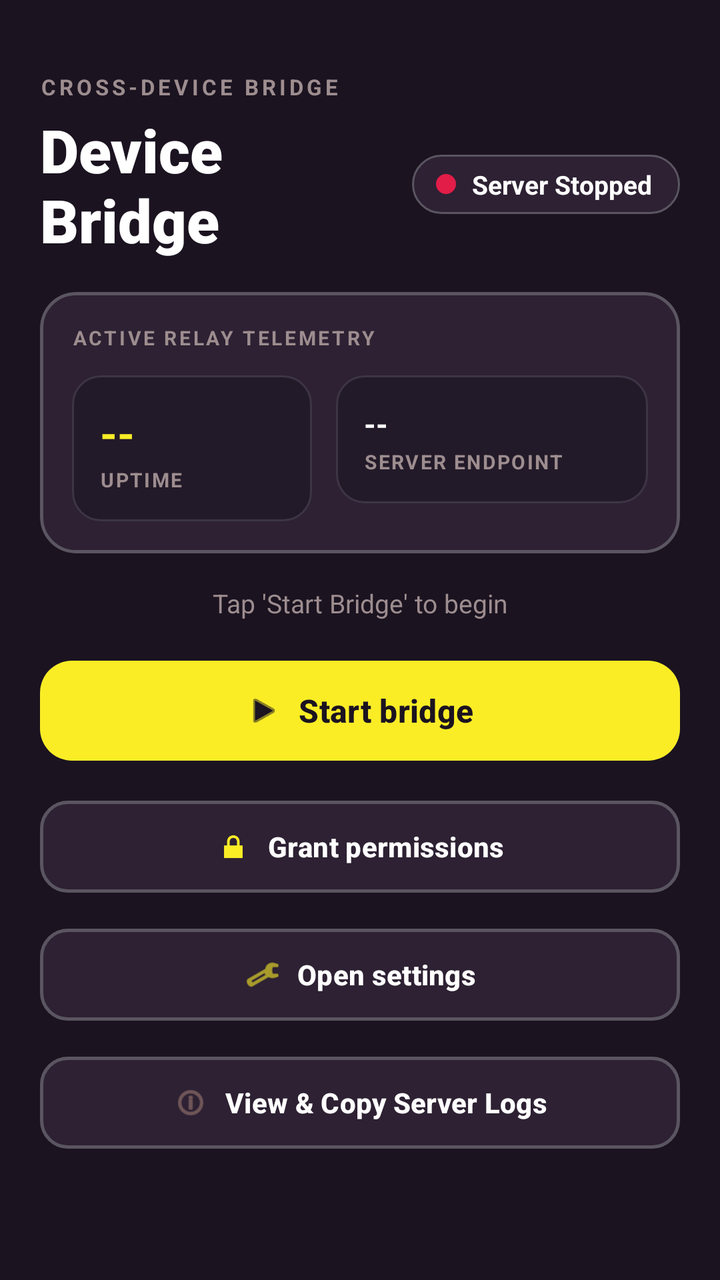
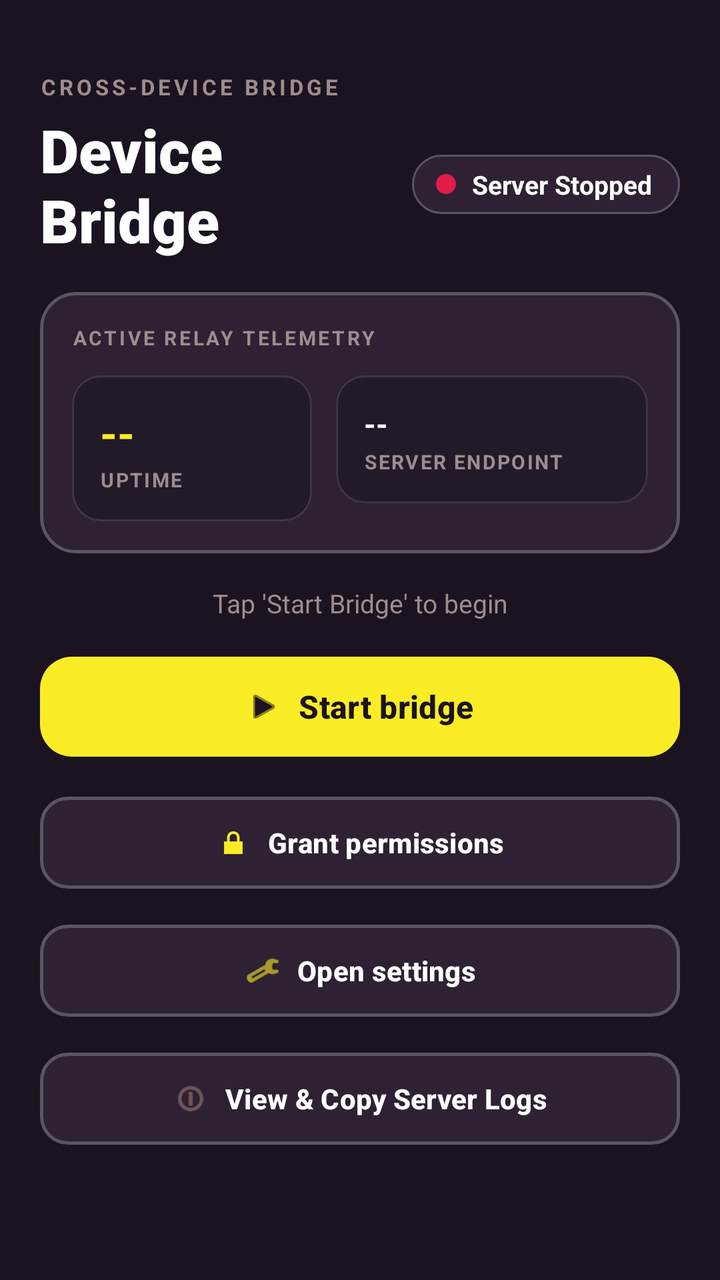

Compare the two renders of this Android layout. The source of the first and the diff that turns it into the second are given below.
<!-- AndroidManifest.xml: application theme Theme.DeviceBridge -->
<!-- res/layout/activity_main.xml -->
<?xml version="1.0" encoding="utf-8"?>
<ScrollView xmlns:android="http://schemas.android.com/apk/res/android"
    xmlns:app="http://schemas.android.com/apk/res-auto"
    android:layout_width="match_parent"
    android:layout_height="match_parent"
    android:background="@color/bridge_bg"
    android:fillViewport="true">

    <LinearLayout
        android:layout_width="match_parent"
        android:layout_height="wrap_content"
        android:orientation="vertical"
        android:padding="20dp">

        
        <TextView
            android:layout_width="wrap_content"
            android:layout_height="wrap_content"
            android:layout_marginTop="16dp"
            android:text="CROSS-DEVICE BRIDGE"
            android:textColor="@color/bridge_text_secondary"
            android:textSize="11sp"
            android:textStyle="bold"
            android:letterSpacing="0.15" />

        <LinearLayout
            android:layout_width="match_parent"
            android:layout_height="wrap_content"
            android:orientation="horizontal"
            android:gravity="center_vertical"
            android:layout_marginTop="4dp"
            android:layout_marginBottom="16dp">

            <TextView
                android:layout_width="0dp"
                android:layout_height="wrap_content"
                android:layout_weight="1"
                android:text="@string/app_name"
                android:textColor="@color/bridge_text"
                android:textSize="30sp"
                android:textStyle="bold"
                android:fontFamily="sans-serif-black" />

            
            <LinearLayout
                android:layout_width="wrap_content"
                android:layout_height="wrap_content"
                android:orientation="horizontal"
                android:gravity="center_vertical"
                android:background="@drawable/badge_status_container"
                android:paddingStart="12dp"
                android:paddingEnd="14dp"
                android:paddingTop="6dp"
                android:paddingBottom="6dp">

                <View
                    android:id="@+id/statusDot"
                    android:layout_width="10dp"
                    android:layout_height="10dp"
                    android:background="@drawable/status_dot_red" />

                <TextView
                    android:id="@+id/statusLabel"
                    android:layout_width="wrap_content"
                    android:layout_height="wrap_content"
                    android:layout_marginStart="8dp"
                    android:text="Server Stopped"
                    android:textColor="@color/bridge_text"
                    android:textSize="13sp"
                    android:textStyle="bold" />
            </LinearLayout>
        </LinearLayout>

        
        <com.google.android.material.card.MaterialCardView
            android:layout_width="match_parent"
            android:layout_height="wrap_content"
            android:layout_marginBottom="16dp"
            app:cardCornerRadius="18dp"
            app:cardBackgroundColor="@color/bridge_surface"
            app:strokeColor="@color/bridge_card_border"
            app:strokeWidth="1.5dp"
            app:cardElevation="0dp">

            <LinearLayout
                android:layout_width="match_parent"
                android:layout_height="wrap_content"
                android:orientation="vertical"
                android:padding="16dp">

                <TextView
                    android:layout_width="wrap_content"
                    android:layout_height="wrap_content"
                    android:layout_marginBottom="12dp"
                    android:text="ACTIVE RELAY TELEMETRY"
                    android:textColor="@color/bridge_text_secondary"
                    android:textSize="10sp"
                    android:textStyle="bold"
                    android:letterSpacing="0.12" />

                <LinearLayout
                    android:layout_width="match_parent"
                    android:layout_height="wrap_content"
                    android:orientation="horizontal"
                    android:baselineAligned="false">

                    
                    <LinearLayout
                        android:layout_width="0dp"
                        android:layout_height="wrap_content"
                        android:layout_weight="1"
                        android:layout_marginEnd="6dp"
                        android:orientation="vertical"
                        android:background="@drawable/card_stat_box"
                        android:padding="14dp">

                        <TextView
                            android:id="@+id/statUptime"
                            android:layout_width="wrap_content"
                            android:layout_height="wrap_content"
                            android:text="--"
                            android:textColor="@color/bridge_accent"
                            android:textSize="22sp"
                            android:textStyle="bold" />

                        <TextView
                            android:layout_width="wrap_content"
                            android:layout_height="wrap_content"
                            android:layout_marginTop="2dp"
                            android:text="UPTIME"
                            android:textColor="@color/bridge_text_secondary"
                            android:textSize="10sp"
                            android:textStyle="bold"
                            android:letterSpacing="0.08" />
                    </LinearLayout>

                    
                    <LinearLayout
                        android:layout_width="0dp"
                        android:layout_height="wrap_content"
                        android:layout_weight="1.3"
                        android:layout_marginStart="6dp"
                        android:orientation="vertical"
                        android:background="@drawable/card_stat_box"
                        android:padding="14dp">

                        <TextView
                            android:id="@+id/statIP"
                            android:layout_width="wrap_content"
                            android:layout_height="wrap_content"
                            android:text="--"
                            android:textColor="@color/bridge_text"
                            android:textSize="15sp"
                            android:textStyle="bold"
                            android:maxLines="2"
                            android:ellipsize="end" />

                        <TextView
                            android:layout_width="wrap_content"
                            android:layout_height="wrap_content"
                            android:layout_marginTop="2dp"
                            android:text="SERVER ENDPOINT"
                            android:textColor="@color/bridge_text_secondary"
                            android:textSize="10sp"
                            android:textStyle="bold"
                            android:letterSpacing="0.08" />
                    </LinearLayout>
                </LinearLayout>

            </LinearLayout>
        </com.google.android.material.card.MaterialCardView>

        
        <com.google.android.material.card.MaterialCardView
            android:id="@+id/qrCard"
            android:layout_width="match_parent"
            android:layout_height="wrap_content"
            android:layout_marginBottom="16dp"
            android:visibility="gone"
            app:cardCornerRadius="18dp"
            app:cardBackgroundColor="@color/bridge_surface_elevated"
            app:strokeColor="@color/bridge_card_border"
            app:strokeWidth="1.5dp"
            app:cardElevation="0dp">

            <LinearLayout
                android:layout_width="match_parent"
                android:layout_height="wrap_content"
                android:orientation="vertical"
                android:gravity="center"
                android:padding="20dp">

                <TextView
                    android:layout_width="wrap_content"
                    android:layout_height="wrap_content"
                    android:text="PAIR WITH IPHONE"
                    android:textColor="@color/bridge_accent"
                    android:textSize="13sp"
                    android:textStyle="bold"
                    android:letterSpacing="0.1"
                    android:layout_marginBottom="4dp" />

                <TextView
                    android:layout_width="wrap_content"
                    android:layout_height="wrap_content"
                    android:text="Open iOS camera or SMSBridge app to scan"
                    android:textColor="@color/bridge_text_secondary"
                    android:textSize="12sp"
                    android:layout_marginBottom="16dp" />

                
                <FrameLayout
                    android:layout_width="wrap_content"
                    android:layout_height="wrap_content"
                    android:background="@drawable/qr_frame_bg"
                    android:padding="12dp">

                    <ImageView
                        android:id="@+id/qrImage"
                        android:layout_width="190dp"
                        android:layout_height="190dp"
                        android:scaleType="fitCenter" />
                </FrameLayout>
            </LinearLayout>
        </com.google.android.material.card.MaterialCardView>

        
        <TextView
            android:id="@+id/status"
            android:layout_width="match_parent"
            android:layout_height="wrap_content"
            android:layout_marginBottom="16dp"
            android:text="Tap 'Start Bridge' to begin"
            android:textColor="@color/bridge_text_secondary"
            android:textSize="13sp"
            android:gravity="center" />

        
        <com.google.android.material.button.MaterialButton
            android:id="@+id/startBridge"
            android:layout_width="match_parent"
            android:layout_height="58dp"
            android:layout_marginBottom="12dp"
            android:text="@string/start_bridge"
            android:textSize="16sp"
            android:textStyle="bold"
            app:cornerRadius="16dp"
            app:backgroundTint="@color/bridge_accent"
            android:textColor="@color/bridge_on_accent"
            app:icon="@android:drawable/ic_media_play"
            app:iconGravity="textStart"
            app:iconTint="@color/bridge_on_accent" />

        
        <com.google.android.material.button.MaterialButton
            android:id="@+id/grantPermissions"
            android:layout_width="match_parent"
            android:layout_height="54dp"
            android:layout_marginBottom="10dp"
            android:text="@string/grant_permissions"
            android:textSize="14sp"
            android:textStyle="bold"
            app:cornerRadius="14dp"
            app:backgroundTint="@color/bridge_surface"
            app:strokeColor="@color/bridge_card_border"
            app:strokeWidth="1.5dp"
            android:textColor="@color/bridge_text"
            app:icon="@android:drawable/ic_lock_lock"
            app:iconGravity="textStart"
            app:iconTint="@color/bridge_accent" />

        
        <com.google.android.material.button.MaterialButton
            android:id="@+id/openSettings"
            android:layout_width="match_parent"
            android:layout_height="54dp"
            android:layout_marginBottom="10dp"
            android:text="@string/open_settings"
            android:textSize="14sp"
            android:textStyle="bold"
            app:cornerRadius="14dp"
            app:backgroundTint="@color/bridge_surface"
            app:strokeColor="@color/bridge_card_border"
            app:strokeWidth="1.5dp"
            android:textColor="@color/bridge_text"
            app:icon="@android:drawable/ic_menu_preferences"
            app:iconGravity="textStart"
            app:iconTint="@color/bridge_accent" />

        
        <com.google.android.material.button.MaterialButton
            android:id="@+id/mainViewLogs"
            android:layout_width="match_parent"
            android:layout_height="54dp"
            android:layout_marginBottom="24dp"
            android:text="View &amp; Copy Server Logs"
            android:textSize="14sp"
            android:textStyle="bold"
            app:cornerRadius="14dp"
            app:backgroundTint="@color/bridge_surface"
            app:strokeColor="@color/bridge_card_border"
            app:strokeWidth="1.5dp"
            android:textColor="@color/bridge_text"
            app:icon="@android:drawable/ic_menu_info_details"
            app:iconGravity="textStart"
            app:iconTint="@color/bridge_warm" />

    </LinearLayout>
</ScrollView>
<!-- resources referenced by this layout -->
<resources>
  <color name="bridge_accent">#FAED26</color>
  <color name="bridge_bg">#1B1320</color>
  <color name="bridge_card_border">#5A5560</color>
  <color name="bridge_on_accent">#1B1320</color>
  <color name="bridge_surface">#2D2133</color>
  <color name="bridge_surface_elevated">#46344E</color>
  <color name="bridge_text">#FFFFFF</color>
  <color name="bridge_text_secondary">#9D8D8F</color>
  <color name="bridge_warm">#9B786F</color>
  <!-- drawable badge_status_container (drawable) -->
  <?xml version="1.0" encoding="utf-8"?>
  <shape xmlns:android="http://schemas.android.com/apk/res/android" android:shape="rectangle">
      <solid android:color="@color/bridge_surface" />
      <stroke android:width="1dp" android:color="@color/bridge_card_border" />
      <corners android:radius="20dp" />
  </shape>
  <!-- drawable card_stat_box (drawable) -->
  <?xml version="1.0" encoding="utf-8"?>
  <shape xmlns:android="http://schemas.android.com/apk/res/android" android:shape="rectangle">
      <solid android:color="#231A29" />
      <stroke android:width="1dp" android:color="@color/bridge_divider" />
      <corners android:radius="14dp" />
  </shape>
  <!-- drawable qr_frame_bg (drawable) -->
  <?xml version="1.0" encoding="utf-8"?>
  <shape xmlns:android="http://schemas.android.com/apk/res/android" android:shape="rectangle">
      <solid android:color="#FFFFFF" />
      <stroke android:width="4dp" android:color="@color/bridge_accent" />
      <corners android:radius="16dp" />
  </shape>
  <!-- drawable status_dot_red (drawable) -->
  <?xml version="1.0" encoding="utf-8"?>
  <shape xmlns:android="http://schemas.android.com/apk/res/android" android:shape="oval">
      <solid android:color="@color/status_red" />
      <size android:width="12dp" android:height="12dp" />
  </shape>
  <string name="app_name">Device Bridge</string>
  <string name="grant_permissions">Grant permissions</string>
  <string name="open_settings">Open settings</string>
  <string name="start_bridge">Start bridge</string>
  <style name="Theme.DeviceBridge" parent="Theme.Material3.Dark.NoActionBar">
          <item name="colorPrimary">@color/bridge_accent</item>
          <item name="colorOnPrimary">@color/bridge_on_accent</item>
          <item name="colorSecondary">@color/bridge_warm</item>
          <item name="colorSurface">@color/bridge_surface</item>
          <item name="colorOnSurface">@color/bridge_text</item>
          <item name="colorSurfaceVariant">@color/bridge_surface_elevated</item>
          <item name="colorOutline">@color/bridge_card_border</item>
          <item name="android:statusBarColor">@color/bridge_bg</item>
          <item name="android:navigationBarColor">@color/bridge_bg</item>
          <item name="android:windowBackground">@color/bridge_bg</item>
      </style>
  <color name="bridge_divider">#3D3545</color>
  <color name="status_red">#E11D48</color>
</resources>

<!-- the commit's change to res/layout/activity_main.xml (unified diff, before → after) -->
@@ -1,16 +1,24 @@
 <?xml version="1.0" encoding="utf-8"?>
-<ScrollView xmlns:android="http://schemas.android.com/apk/res/android"
+<androidx.core.widget.NestedScrollView xmlns:android="http://schemas.android.com/apk/res/android"
     xmlns:app="http://schemas.android.com/apk/res-auto"
+    android:id="@+id/mainScrollView"
     android:layout_width="match_parent"
     android:layout_height="match_parent"
     android:background="@color/bridge_bg"
-    android:fillViewport="true">
+    android:fillViewport="true"
+    android:overScrollMode="never"
+    android:descendantFocusability="beforeDescendants"
+    android:focusable="true"
+    android:focusableInTouchMode="true">
 
     <LinearLayout
         android:layout_width="match_parent"
         android:layout_height="wrap_content"
         android:orientation="vertical"
-        android:padding="20dp">
+        android:padding="20dp"
+        android:descendantFocusability="beforeDescendants"
+        android:focusable="true"
+        android:focusableInTouchMode="true">
 
         
         <TextView
@@ -171,11 +179,105 @@
         </com.google.android.material.card.MaterialCardView>
 
         
+        <TextView
+            android:id="@+id/status"
+            android:layout_width="match_parent"
+            android:layout_height="wrap_content"
+            android:layout_marginBottom="14dp"
+            android:text="Tap 'Start Bridge' to begin"
+            android:textColor="@color/bridge_text_secondary"
+            android:textSize="13sp"
+            android:gravity="center" />
+
+        
+        <com.google.android.material.button.MaterialButton
+            android:id="@+id/startBridge"
+            android:layout_width="match_parent"
+            android:layout_height="58dp"
+            android:layout_marginBottom="12dp"
+            android:text="@string/start_bridge"
+            android:textSize="16sp"
+            android:textStyle="bold"
+            app:cornerRadius="16dp"
+            app:backgroundTint="@color/bridge_accent"
+            android:textColor="@color/bridge_on_accent"
+            app:icon="@android:drawable/ic_media_play"
+            app:iconGravity="textStart"
+            app:iconTint="@color/bridge_on_accent"
+            app:elevation="0dp"
+            app:pressedTranslationZ="0dp"
+            android:stateListAnimator="@null" />
+
+        
+        <com.google.android.material.button.MaterialButton
+            android:id="@+id/grantPermissions"
+            android:layout_width="match_parent"
+            android:layout_height="54dp"
+            android:layout_marginBottom="10dp"
+            android:text="@string/grant_permissions"
+            android:textSize="14sp"
+            android:textStyle="bold"
+            app:cornerRadius="14dp"
+            app:backgroundTint="@color/bridge_surface"
+            app:strokeColor="@color/bridge_card_border"
+            app:strokeWidth="1.5dp"
+            android:textColor="@color/bridge_text"
+            app:icon="@android:drawable/ic_lock_lock"
+            app:iconGravity="textStart"
+            app:iconTint="@color/bridge_accent"
+            app:elevation="0dp"
+            app:pressedTranslationZ="0dp"
+            android:stateListAnimator="@null" />
+
+        
+        <com.google.android.material.button.MaterialButton
+            android:id="@+id/openSettings"
+            android:layout_width="match_parent"
+            android:layout_height="54dp"
+            android:layout_marginBottom="10dp"
+            android:text="@string/open_settings"
+            android:textSize="14sp"
+            android:textStyle="bold"
+            app:cornerRadius="14dp"
+            app:backgroundTint="@color/bridge_surface"
+            app:strokeColor="@color/bridge_card_border"
+            app:strokeWidth="1.5dp"
+            android:textColor="@color/bridge_text"
+            app:icon="@android:drawable/ic_menu_preferences"
+            app:iconGravity="textStart"
+            app:iconTint="@color/bridge_accent"
+            app:elevation="0dp"
+            app:pressedTranslationZ="0dp"
+            android:stateListAnimator="@null" />
+
+        
+        <com.google.android.material.button.MaterialButton
+            android:id="@+id/mainViewLogs"
+            android:layout_width="match_parent"
+            android:layout_height="54dp"
+            android:layout_marginBottom="16dp"
+            android:text="View &amp; Copy Server Logs"
+            android:textSize="14sp"
+            android:textStyle="bold"
+            app:cornerRadius="14dp"
+            app:backgroundTint="@color/bridge_surface"
+            app:strokeColor="@color/bridge_card_border"
+            app:strokeWidth="1.5dp"
+            android:textColor="@color/bridge_text"
+            app:icon="@android:drawable/ic_menu_info_details"
+            app:iconGravity="textStart"
+            app:iconTint="@color/bridge_warm"
+            app:elevation="0dp"
+            app:pressedTranslationZ="0dp"
+            android:stateListAnimator="@null" />
+
+        
         <com.google.android.material.card.MaterialCardView
             android:id="@+id/qrCard"
             android:layout_width="match_parent"
             android:layout_height="wrap_content"
-            android:layout_marginBottom="16dp"
+            android:layout_marginTop="8dp"
+            android:layout_marginBottom="24dp"
             android:visibility="gone"
             app:cardCornerRadius="18dp"
             app:cardBackgroundColor="@color/bridge_surface_elevated"
@@ -224,86 +326,5 @@
             </LinearLayout>
         </com.google.android.material.card.MaterialCardView>
 
-        
-        <TextView
-            android:id="@+id/status"
-            android:layout_width="match_parent"
-            android:layout_height="wrap_content"
-            android:layout_marginBottom="16dp"
-            android:text="Tap 'Start Bridge' to begin"
-            android:textColor="@color/bridge_text_secondary"
-            android:textSize="13sp"
-            android:gravity="center" />
-
-        
-        <com.google.android.material.button.MaterialButton
-            android:id="@+id/startBridge"
-            android:layout_width="match_parent"
-            android:layout_height="58dp"
-            android:layout_marginBottom="12dp"
-            android:text="@string/start_bridge"
-            android:textSize="16sp"
-            android:textStyle="bold"
-            app:cornerRadius="16dp"
-            app:backgroundTint="@color/bridge_accent"
-            android:textColor="@color/bridge_on_accent"
-            app:icon="@android:drawable/ic_media_play"
-            app:iconGravity="textStart"
-            app:iconTint="@color/bridge_on_accent" />
-
-        
-        <com.google.android.material.button.MaterialButton
-            android:id="@+id/grantPermissions"
-            android:layout_width="match_parent"
-            android:layout_height="54dp"
-            android:layout_marginBottom="10dp"
-            android:text="@string/grant_permissions"
-            android:textSize="14sp"
-            android:textStyle="bold"
-            app:cornerRadius="14dp"
-            app:backgroundTint="@color/bridge_surface"
-            app:strokeColor="@color/bridge_card_border"
-            app:strokeWidth="1.5dp"
-            android:textColor="@color/bridge_text"
-            app:icon="@android:drawable/ic_lock_lock"
-            app:iconGravity="textStart"
-            app:iconTint="@color/bridge_accent" />
-
-        
-        <com.google.android.material.button.MaterialButton
-            android:id="@+id/openSettings"
-            android:layout_width="match_parent"
-            android:layout_height="54dp"
-            android:layout_marginBottom="10dp"
-            android:text="@string/open_settings"
-            android:textSize="14sp"
-            android:textStyle="bold"
-            app:cornerRadius="14dp"
-            app:backgroundTint="@color/bridge_surface"
-            app:strokeColor="@color/bridge_card_border"
-            app:strokeWidth="1.5dp"
-            android:textColor="@color/bridge_text"
-            app:icon="@android:drawable/ic_menu_preferences"
-            app:iconGravity="textStart"
-            app:iconTint="@color/bridge_accent" />
-
-        
-        <com.google.android.material.button.MaterialButton
-            android:id="@+id/mainViewLogs"
-            android:layout_width="match_parent"
-            android:layout_height="54dp"
-            android:layout_marginBottom="24dp"
-            android:text="View &amp; Copy Server Logs"
-            android:textSize="14sp"
-            android:textStyle="bold"
-            app:cornerRadius="14dp"
-            app:backgroundTint="@color/bridge_surface"
-            app:strokeColor="@color/bridge_card_border"
-            app:strokeWidth="1.5dp"
-            android:textColor="@color/bridge_text"
-            app:icon="@android:drawable/ic_menu_info_details"
-            app:iconGravity="textStart"
-            app:iconTint="@color/bridge_warm" />
-
     </LinearLayout>
-</ScrollView>
+</androidx.core.widget.NestedScrollView>
